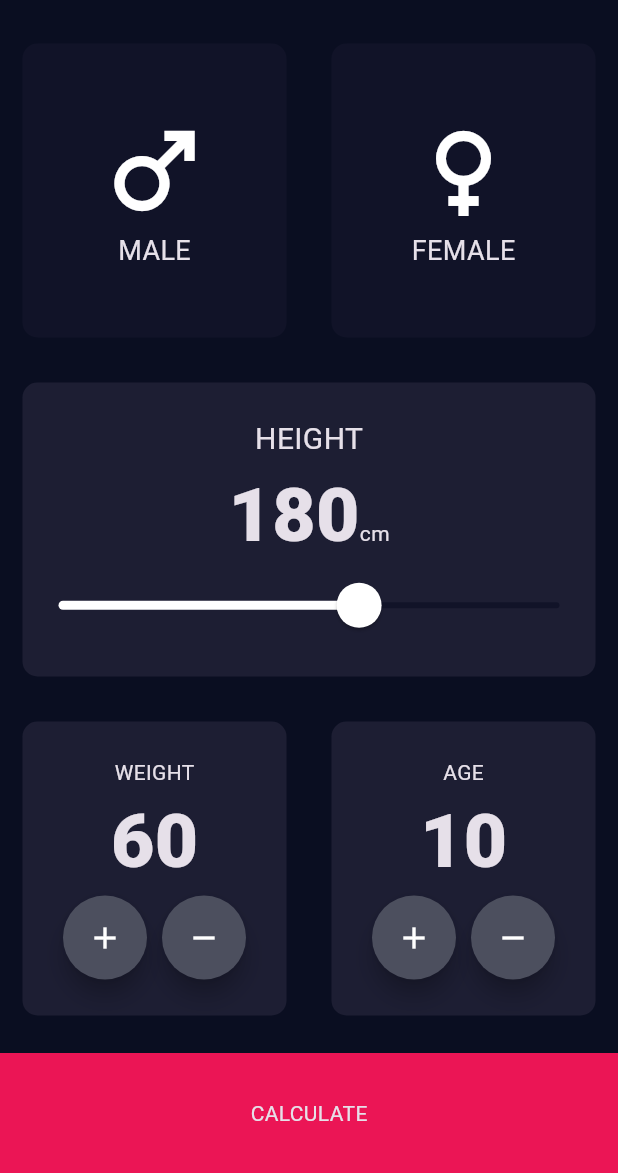
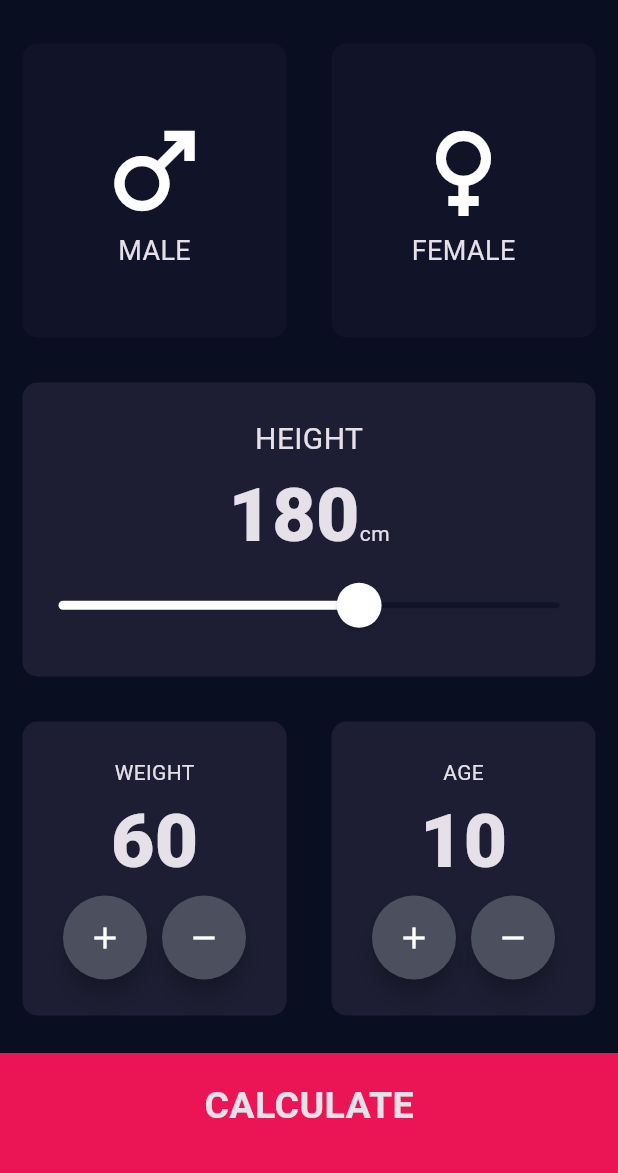
Before and after one commit to aezakmi7/bmi-calculator-flutter, a Flutter app: the screen it shows after launch, on a phone screen of 412 x 824 dp, the part 63-1236 px from its top. Run offline on Flutter 3.47's test engine with Material 3 defaults, Android fonts, the phone set to English and light mode, and no system bars.

```diff
--- a/lib/screens/input_screen.dart
+++ b/lib/screens/input_screen.dart
@@ -1,5 +1,6 @@
 import 'package:bmi_calculator_flutter/data/constants.dart';
 import 'package:bmi_calculator_flutter/screens/result_screen.dart';
+import 'package:bmi_calculator_flutter/widgets/bottom_button.dart';
 import 'package:bmi_calculator_flutter/widgets/icon_widget.dart';
 import 'package:bmi_calculator_flutter/widgets/reusable_card.dart';
 import 'package:bmi_calculator_flutter/widgets/round_button.dart';
@@ -207,19 +208,15 @@ class _InputPageState extends State<InputPage> {
               ],
             ),
           ),
-          GestureDetector(
+          BottomButton(
+            buttonTitle: 'CALCULATE',
             onTap: () {
-              Navigator.push(context, MaterialPageRoute(builder: (context) {
-                return ResultScreen();
-              }));
+              Navigator.push(context, MaterialPageRoute(
+                builder: (context) {
+                  return ResultScreen();
+                },
+              ));
             },
-            child: Container(
-              child: Center(child: Text('CALCULATE')),
-              color: kBottomContainerColor,
-              margin: const EdgeInsets.only(top: 10),
-              width: double.infinity,
-              height: kBottomContainerHeight,
-            ),
           ),
         ],
       ),
--- /dev/null
+++ b/lib/widgets/bottom_button.dart
@@ -0,0 +1,34 @@
+import 'package:bmi_calculator_flutter/data/constants.dart';
+
+import 'package:flutter/material.dart';
+
+class BottomButton extends StatelessWidget {
+  const BottomButton({
+    super.key,
+    required this.onTap,
+    required this.buttonTitle,
+  });
+
+  final VoidCallback onTap;
+  final String buttonTitle;
+
+  @override
+  Widget build(BuildContext context) {
+    return GestureDetector(
+      onTap: onTap,
+      child: Container(
+        padding: EdgeInsets.only(bottom: 10),
+        color: kBottomContainerColor,
+        margin: const EdgeInsets.only(top: 10),
+        width: double.infinity,
+        height: kBottomContainerHeight,
+        child: Center(
+          child: Text(
+            buttonTitle,
+            style: TextStyle(fontSize: 25, fontWeight: FontWeight.bold),
+          ),
+        ),
+      ),
+    );
+  }
+}
```
Also changed, not shown: lib/data/constants.dart (+20 -0 lines), lib/screens/result_screen.dart (+46 -1 lines), lib/data/calculator_brain.dart (added).
